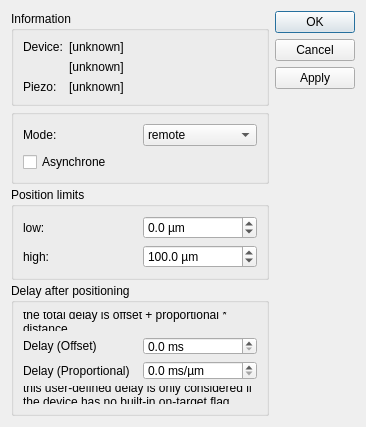
The window that PIPiezoCtrl/dialogPIPiezoCtrl.ui (itom-project/plugins) describes before a commit, drawn with Qt 5.
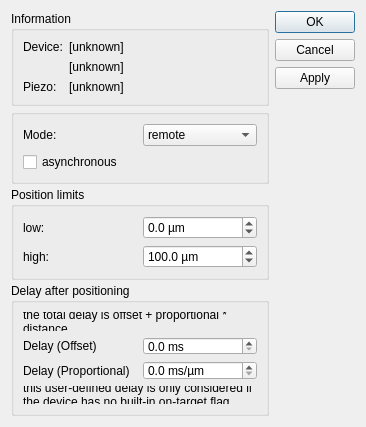
The same window after the commit.

Commit message: PIPiezoCtrl and PI_GCS2 improved (PI_GCS2 runs now with E-753 devices)

```diff
--- a/PIPiezoCtrl/dialogPIPiezoCtrl.ui
+++ b/PIPiezoCtrl/dialogPIPiezoCtrl.ui
@@ -130,7 +130,7 @@
         <item>
          <widget class="QCheckBox" name="checkAsync">
           <property name="text">
-           <string>Asynchrone</string>
+           <string>asynchronous</string>
           </property>
          </widget>
         </item>
```
The commit also changes 2 other files.
